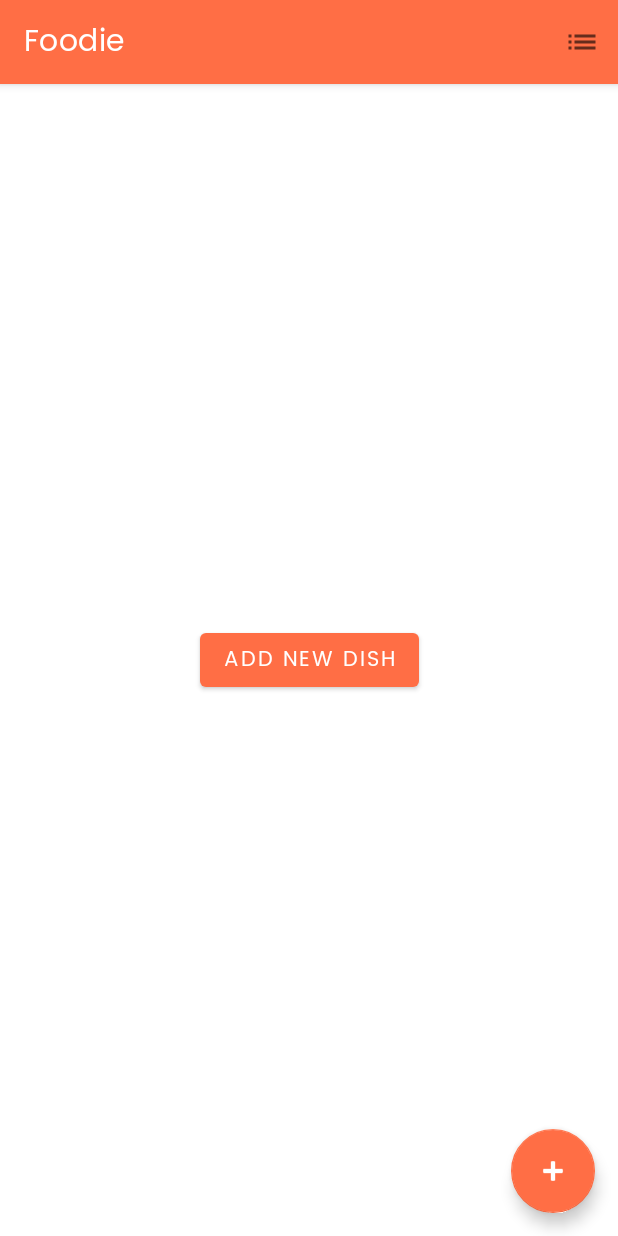
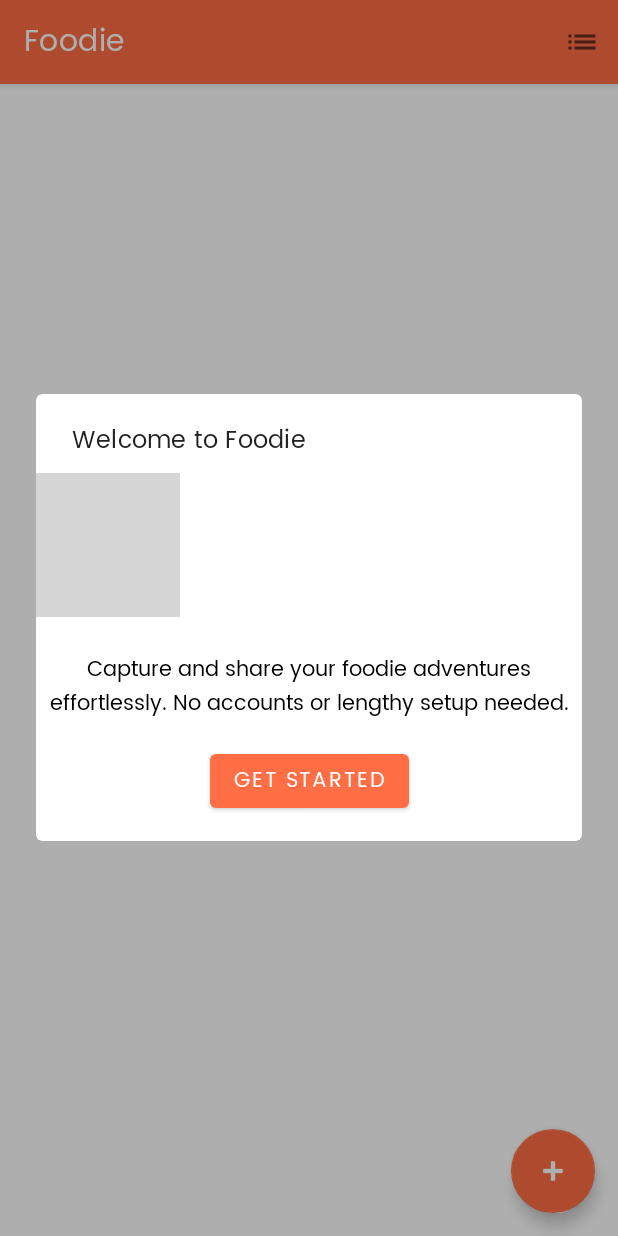
Before and after one commit to Celinarabe/foodie-app, an Android app: the screen it shows after launch (MainActivity), after a tap on "Toggle between gallery and list view", on a phone screen of 412 x 824 dp. Run offline under Robolectric (Android 15) with nearby library versions, the phone set to English and light mode, and no system bars; our stand-ins replace Room's generated code, navigation-ui; grey boxes are pictures that could not be loaded.

Commit message:
added photo banner

```diff
--- a/app/src/main/java/com/celdevLabs/foodie_app/ListFeedFragment.kt
+++ b/app/src/main/java/com/celdevLabs/foodie_app/ListFeedFragment.kt
@@ -5,6 +5,7 @@ import android.content.SharedPreferences
 import android.os.Bundle
 import android.util.Log
 import android.view.*
+import android.widget.Button
 import androidx.core.content.ContextCompat
 import androidx.fragment.app.Fragment
 import androidx.fragment.app.activityViewModels
@@ -15,6 +16,7 @@ import com.celdevLabs.foodie_app.databinding.FragmentListFeedBinding
 import com.celdevLabs.foodie_app.utilities.Constants
 import com.celdevLabs.foodie_app.view_models.DishViewModel
 import com.celdevLabs.foodie_app.view_models.DishViewModelFactory
+import com.google.android.material.dialog.MaterialAlertDialogBuilder
 
 
 class ListFeedFragment : Fragment() {
@@ -60,12 +62,6 @@ class ListFeedFragment : Fragment() {
             )
             this.findNavController().navigate(action)
         }
-        binding.callBtn.setOnClickListener{
-            val action = ListFeedFragmentDirections.actionListFeedFragmentToNewDishFragment(
-                getString(R.string.add_fragment_title)
-            )
-            this.findNavController().navigate(action)
-        }
     }
 
     private fun chooseLayout() {
@@ -88,14 +84,32 @@ class ListFeedFragment : Fragment() {
             dishes.let {
                 adapter.submitList(it)
                 if (it.isEmpty()) {
-                    binding.callBtn.visibility = View.VISIBLE
+                    binding.tvAddDish.visibility = View.VISIBLE
+
+                    showIntroDialog()
+
                 } else {
-                    binding.callBtn.visibility = View.INVISIBLE
+                    binding.tvAddDish.visibility = View.INVISIBLE
                 }
             }
         }
     }
 
+    private fun showIntroDialog() {
+        val customAlertDialogView: View = LayoutInflater.from(this.context).inflate(R.layout.get_started_custom_dialog, null, false)
+        context?.let {
+            val dialog = MaterialAlertDialogBuilder(it)
+                .setView(customAlertDialogView)
+                .setTitle(resources.getString(R.string.welcome))
+                .setCancelable(false)
+                .show()
+            val getStartedBtn = customAlertDialogView.findViewById<Button>(R.id.btnGetStarted)
+            getStartedBtn.setOnClickListener{
+                dialog.dismiss()
+            }
+
+        }
+    }
     private fun setIcon(menuItem: MenuItem?) {
         if (menuItem == null)
             return
--- a/app/src/main/res/layout/fragment_list_feed.xml
+++ b/app/src/main/res/layout/fragment_list_feed.xml
@@ -25,27 +25,24 @@
         android:layout_marginEnd="@dimen/margin_between_elements"
         android:layout_marginBottom="@dimen/margin_between_elements"
         android:contentDescription="@string/add_new_item"
-        app:srcCompat="@android:drawable/ic_input_add"
         app:layout_constraintBottom_toBottomOf="parent"
         app:layout_constraintEnd_toEndOf="parent"
+        app:srcCompat="@android:drawable/ic_input_add"
         app:tint="@android:color/white" />
 
-    <Button
-        android:id="@+id/callBtn"
-        style="@style/customFilledBtn"
+    <TextView
+        android:id="@+id/tvAddDish"
         android:layout_width="wrap_content"
         android:layout_height="wrap_content"
-        android:text="@string/call_to_action_add"
-        app:layout_constraintBottom_toBottomOf="parent"
+        android:gravity="center"
+        android:visibility="invisible"
+        android:padding="16dp"
+        android:text="Looks like you don't have any dishes...yet! \nClick the + to get started."
+        app:layout_constraintBottom_toTopOf="@+id/floatingActionButton"
         app:layout_constraintEnd_toEndOf="parent"
         app:layout_constraintHorizontal_bias="0.5"
         app:layout_constraintStart_toStartOf="parent"
-        app:layout_constraintTop_toBottomOf="@+id/recyclerView"
-
-        />
-
-
-
+        app:layout_constraintTop_toBottomOf="@+id/recyclerView" />
 
 
 </androidx.constraintlayout.widget.ConstraintLayout>
--- /dev/null
+++ b/app/src/main/res/layout/get_started_custom_dialog.xml
@@ -0,0 +1,50 @@
+<?xml version="1.0" encoding="utf-8"?>
+<androidx.constraintlayout.widget.ConstraintLayout xmlns:android="http://schemas.android.com/apk/res/android"
+    xmlns:app="http://schemas.android.com/apk/res-auto"
+    android:layout_width="match_parent"
+    android:layout_height="wrap_content">
+
+    <ImageView
+        android:id="@+id/imgBanner"
+        android:layout_width="wrap_content"
+        android:layout_height="wrap_content"
+        android:layout_marginTop="8dp"
+        android:adjustViewBounds="true"
+        app:layout_constraintBottom_toTopOf="@+id/tvDetails"
+        app:layout_constraintEnd_toEndOf="parent"
+        app:layout_constraintHorizontal_bias="0.0"
+        app:layout_constraintStart_toStartOf="parent"
+        app:layout_constraintTop_toTopOf="parent"
+        app:layout_constraintVertical_bias="0.51"
+        app:srcCompat="@drawable/rectangle_2" />
+
+
+    <TextView
+        android:id="@+id/tvDetails"
+        android:layout_width="match_parent"
+        android:layout_height="wrap_content"
+        android:layout_marginTop="24dp"
+        android:layout_marginBottom="16dp"
+        android:gravity="center"
+        android:text="@string/promo_details"
+        app:layout_constraintBottom_toTopOf="@+id/btnGetStarted"
+        app:layout_constraintEnd_toEndOf="parent"
+        app:layout_constraintHorizontal_bias="0.5"
+        app:layout_constraintStart_toStartOf="parent"
+        app:layout_constraintTop_toBottomOf="@id/imgBanner" />
+
+
+    <Button
+        android:id="@+id/btnGetStarted"
+        android:layout_width="wrap_content"
+        android:layout_height="0dp"
+        android:layout_marginBottom="16dp"
+        android:text="Get Started"
+        app:layout_constraintBottom_toBottomOf="parent"
+        app:layout_constraintEnd_toEndOf="parent"
+        app:layout_constraintHorizontal_bias="0.5"
+        app:layout_constraintStart_toStartOf="parent" />
+
+
+
+</androidx.constraintlayout.widget.ConstraintLayout>
--- a/app/src/main/res/values/strings.xml
+++ b/app/src/main/res/values/strings.xml
@@ -33,6 +33,8 @@
     <string name="add_new_dish">New Dish</string>
 
     <string name="edit_dish">Edit</string>
-    <string name="smiley_text">  Get Started</string>
+    <string name="get_started"><b>Get Started</b></string>
     <string name="call_to_action_add">Add New Dish</string>
+    <string name="welcome">Welcome to Foodie</string>
+    <string name="promo_details">Capture and share your foodie adventures effortlessly. No accounts or lengthy setup needed.</string>
 </resources>
```
Also changed, not shown: app/src/main/res/drawable/winter_look.jpeg (added), 2 other files.
